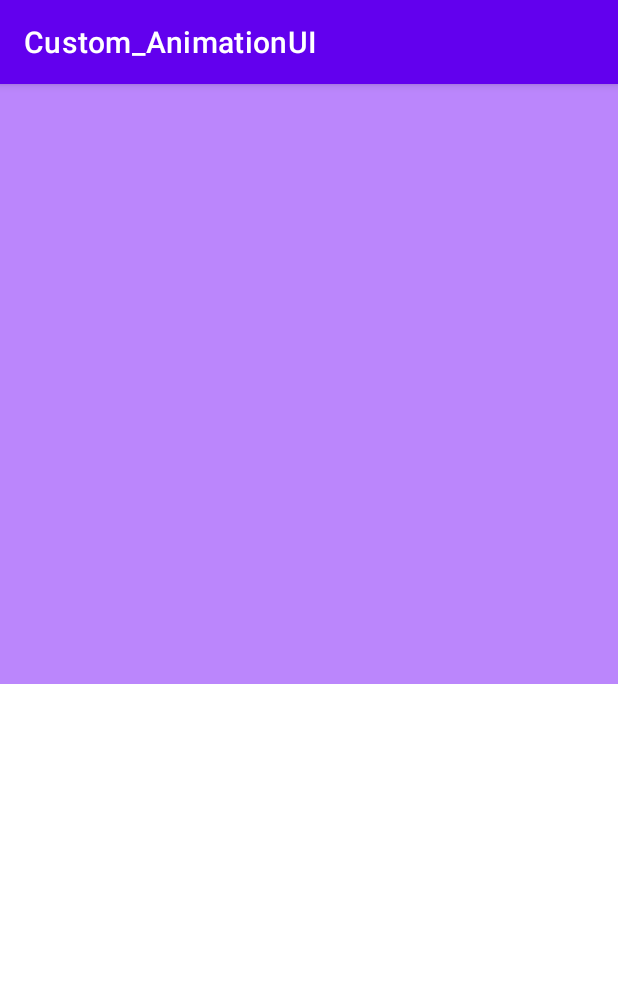
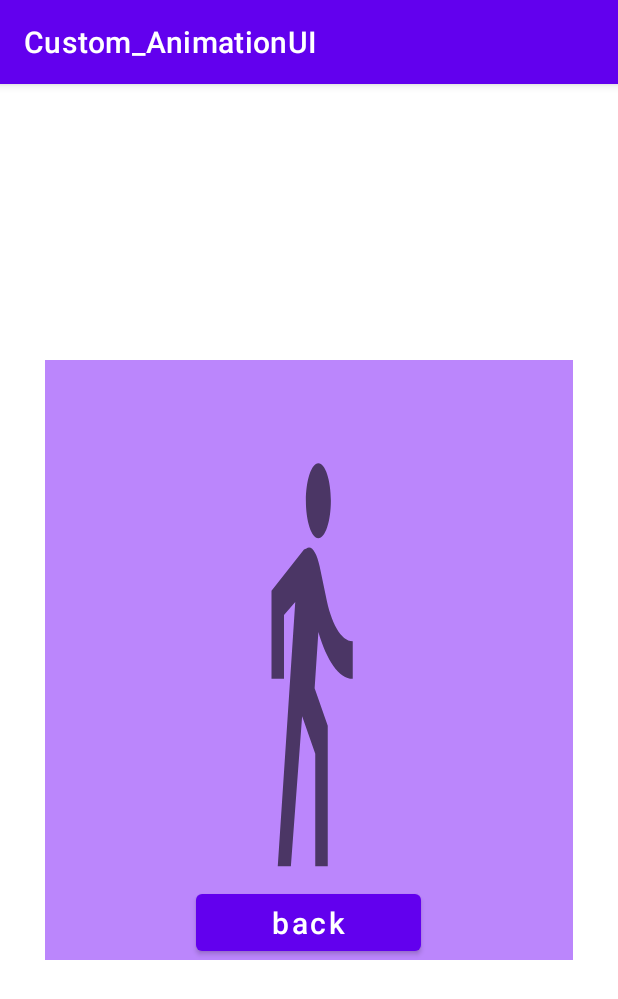
Before and after one commit to azzadpandit1122/CustomAnimationUI, an Android app: the fragment Dashbord_Fragment shown on its own in the app's theme, on a phone screen of 412 x 824 dp. Shown: the top 999 px of the screen. Run offline under Robolectric (Android 15) with nearby library versions, the phone set to English and light mode, and no system bars.

Commit message:
Custom  anim ui

```diff
--- a/app/src/main/java/com/example/custom_animationui/Dashbord_Fragment.java
+++ b/app/src/main/java/com/example/custom_animationui/Dashbord_Fragment.java
@@ -1,5 +1,6 @@
 package com.example.custom_animationui;
 
+import android.content.Intent;
 import android.os.Bundle;
 
 import androidx.fragment.app.Fragment;
@@ -7,58 +8,23 @@ import androidx.fragment.app.Fragment;
 import android.view.LayoutInflater;
 import android.view.View;
 import android.view.ViewGroup;
+import android.widget.Button;
 
-/**
- * A simple {@link Fragment} subclass.
- * Use the {@link Dashbord_Fragment#newInstance} factory method to
- * create an instance of this fragment.
- */
 public class Dashbord_Fragment extends Fragment {
-
-    // TODO: Rename parameter arguments, choose names that match
-    // the fragment initialization parameters, e.g. ARG_ITEM_NUMBER
-    private static final String ARG_PARAM1 = "param1";
-    private static final String ARG_PARAM2 = "param2";
-
-    // TODO: Rename and change types of parameters
-    private String mParam1;
-    private String mParam2;
-
-    public Dashbord_Fragment() {
-        // Required empty public constructor
-    }
-
-    /**
-     * Use this factory method to create a new instance of
-     * this fragment using the provided parameters.
-     *
-     * @param param1 Parameter 1.
-     * @param param2 Parameter 2.
-     * @return A new instance of fragment Dashbord_Fragment.
-     */
-    // TODO: Rename and change types and number of parameters
-    public static Dashbord_Fragment newInstance(String param1, String param2) {
-        Dashbord_Fragment fragment = new Dashbord_Fragment();
-        Bundle args = new Bundle();
-        args.putString(ARG_PARAM1, param1);
-        args.putString(ARG_PARAM2, param2);
-        fragment.setArguments(args);
-        return fragment;
-    }
-
-    @Override
-    public void onCreate(Bundle savedInstanceState) {
-        super.onCreate(savedInstanceState);
-        if (getArguments() != null) {
-            mParam1 = getArguments().getString(ARG_PARAM1);
-            mParam2 = getArguments().getString(ARG_PARAM2);
-        }
-    }
 
     @Override
     public View onCreateView(LayoutInflater inflater, ViewGroup container,
                              Bundle savedInstanceState) {
         // Inflate the layout for this fragment
-        return inflater.inflate(R.layout.fragment_dashbord_, container, false);
+        View view= inflater.inflate(R.layout.fragment_dashbord_, container, false);
+        Button button= view.findViewById(R.id.back);
+            button.setOnClickListener(new View.OnClickListener() {
+                @Override
+                public void onClick(View v) {
+                    Intent intent = new Intent(getActivity(),MainActivity.class);
+                    startActivity(intent);
+                }
+            });
+        return view;
     }
 }
--- a/app/src/main/java/com/example/custom_animationui/MainActivity.java
+++ b/app/src/main/java/com/example/custom_animationui/MainActivity.java
@@ -28,13 +28,13 @@ public class MainActivity extends AppCompatActivity {
         button4 = findViewById(R.id.button4);
         button5 = findViewById(R.id.button5);
         button6 = findViewById(R.id.button6);
+        // fregment init
         FragmentManager fragmentManager = getSupportFragmentManager();
-
         FragmentTransaction transaction = fragmentManager.beginTransaction();
         button6.setOnClickListener(new View.OnClickListener() {
             @Override
             public void onClick(View v) {
-                transaction.setCustomAnimations(R.anim.rotate, R.anim.righttoleft);
+                transaction.setCustomAnimations(R.anim.righttoleft, R.anim.righttoleft);
                 transaction.replace(R.id.main, new Dashbord_Fragment());
                 transaction.addToBackStack(null);
                 transaction.commit();
--- /dev/null
+++ b/app/src/main/res/drawable/ic_baseline_directions_walk_24.xml
@@ -0,0 +1,11 @@
+<vector xmlns:android="http://schemas.android.com/apk/res/android"
+    android:width="24dp"
+    android:height="24dp"
+    android:viewportWidth="24"
+    android:viewportHeight="24"
+    android:tint="?attr/colorControlNormal"
+    android:autoMirrored="true">
+  <path
+      android:fillColor="@android:color/white"
+      android:pathData="M13.5,5.5c1.1,0 2,-0.9 2,-2s-0.9,-2 -2,-2 -2,0.9 -2,2 0.9,2 2,2zM9.8,8.9L7,23h2.1l1.8,-8 2.1,2v6h2v-7.5l-2.1,-2 0.6,-3C14.8,12 16.8,13 19,13v-2c-1.9,0 -3.5,-1 -4.3,-2.4l-1,-1.6c-0.4,-0.6 -1,-1 -1.7,-1 -0.3,0 -0.5,0.1 -0.8,0.1L6,8.3V13h2V9.6l1.8,-0.7"/>
+</vector>
--- a/app/src/main/res/layout/activity_main.xml
+++ b/app/src/main/res/layout/activity_main.xml
@@ -67,10 +67,10 @@
         android:id="@+id/button5"
         android:layout_width="wrap_content"
         android:layout_height="wrap_content"
-        android:layout_marginTop="12dp"
+        android:layout_marginTop="280dp"
         android:text="openfregment"
         app:layout_constraintEnd_toEndOf="parent"
-        app:layout_constraintHorizontal_bias="0.507"
+        app:layout_constraintHorizontal_bias="0.5"
         app:layout_constraintStart_toStartOf="parent"
         app:layout_constraintTop_toBottomOf="@+id/button4" />
 
--- a/app/src/main/res/layout/fragment_dashbord_.xml
+++ b/app/src/main/res/layout/fragment_dashbord_.xml
@@ -3,10 +3,26 @@
     xmlns:tools="http://schemas.android.com/tools"
     android:layout_width="match_parent"
     android:layout_height="400dp"
+    android:layout_gravity="center"
+    android:layout_margin="30dp"
     android:background="@color/purple_200"
     tools:context=".Dashbord_Fragment">
 
     <!-- TODO: Update blank fragment layout -->
+    <ImageView
+        android:layout_width="100dp"
+        android:layout_height="300dp"
+        android:layout_gravity="center"
+        android:scaleType="fitXY"
+        android:src="@drawable/ic_baseline_directions_walk_24" />
 
+    <Button
+        android:id="@+id/back"
+        android:layout_width="150dp"
+        android:layout_height="50dp"
+        android:layout_gravity="bottom|center_horizontal"
+        android:hint="back"
+        android:textColorHint="@color/white"
+        android:textSize="20dp" />
 
 </FrameLayout>
```
